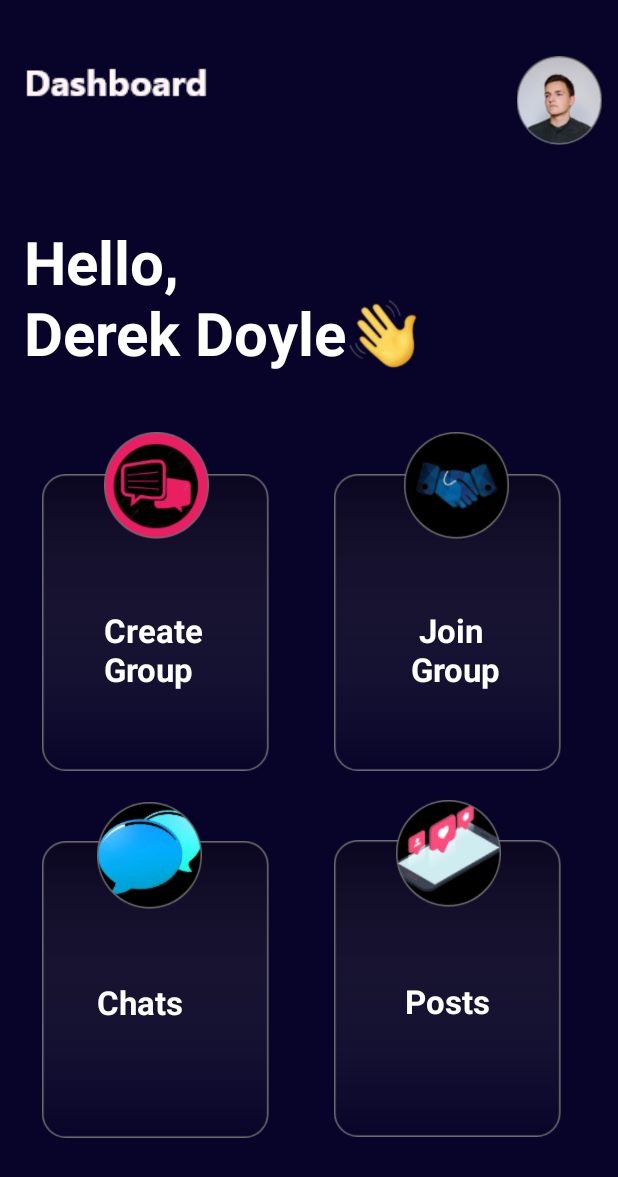
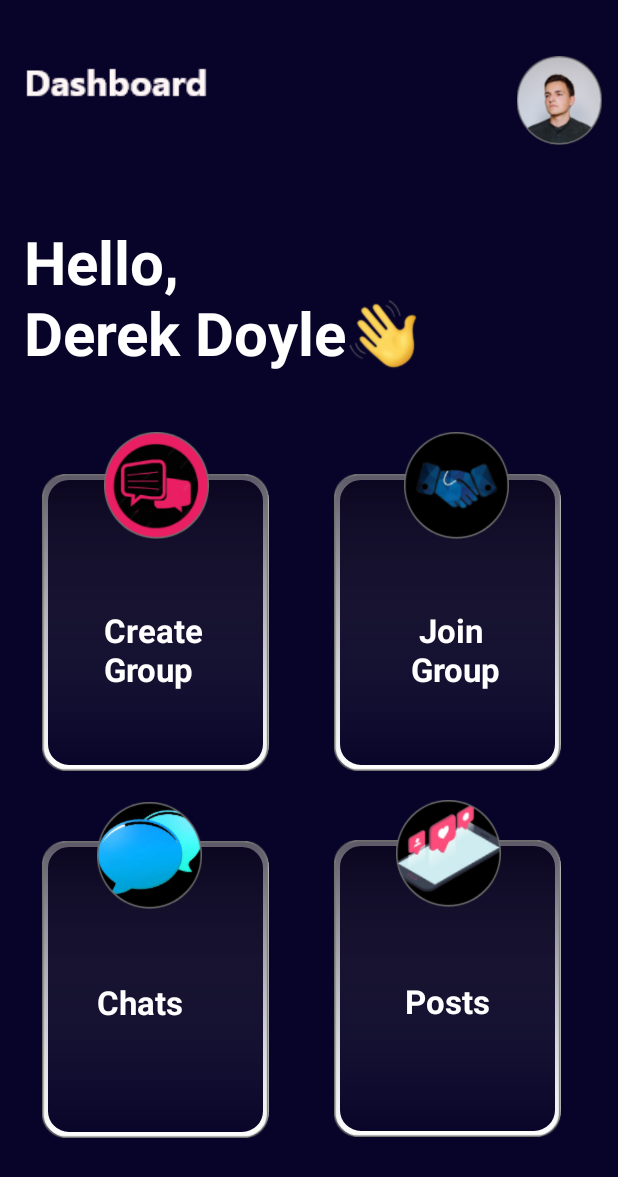
Before and after one commit to sauravkumar-2002/combo-x, an Android app: the dashboardg screen opened directly, with no data from a screen before it, on a phone screen of 412 x 824 dp. Shown: the top 1177 px of the screen. Run offline under Robolectric (Android 15) with nearby library versions, the phone set to English and light mode, and no system bars.

Commit message:
final dash

```diff
--- /dev/null
+++ b/app/src/main/res/drawable-v21/ripple.xml
@@ -0,0 +1,22 @@
+<?xml version="1.0" encoding="utf-8"?>
+<ripple xmlns:android="http://schemas.android.com/apk/res/android"
+    android:color="#DD1818">
+
+    <item>
+
+        <shape android:shape="rectangle">
+          <stroke
+              android:width="4dp"
+              android:color="@color/white"/>
+            <gradient android:color="@color/black"/>
+            <corners android:radius="16dp"/>
+
+
+        </shape>
+
+
+
+    </item>
+
+
+</ripple>
--- /dev/null
+++ b/app/src/main/res/drawable/ripple.xml
@@ -0,0 +1,6 @@
+<?xml version="1.0" encoding="utf-8"?>
+<ripple xmlns:android="http://schemas.android.com/apk/res/android"
+    android:color="@color/white">
+
+
+</ripple>
--- a/app/src/main/res/layout/activity_dashboardg.xml
+++ b/app/src/main/res/layout/activity_dashboardg.xml
@@ -30,7 +30,8 @@
         app:layout_constraintStart_toEndOf="@+id/imageView"
         app:layout_constraintTop_toTopOf="parent"
         app:layout_constraintVertical_bias="0.049"
-        app:srcCompat="@drawable/userimage" />
+        app:srcCompat="@drawable/userimage"
+        />
 
     <TextView
         android:id="@+id/textView3"
@@ -46,6 +47,8 @@
         app:layout_constraintStart_toStartOf="parent"
         app:layout_constraintTop_toTopOf="parent"
         app:layout_constraintVertical_bias="0.204" />
+
+
 
     <ImageView
         android:id="@+id/imageView3"
@@ -69,7 +72,9 @@
         app:layout_constraintStart_toStartOf="parent"
         app:layout_constraintTop_toBottomOf="@+id/textView3"
         app:layout_constraintVertical_bias="0.179"
-        app:srcCompat="@drawable/cards" />
+        app:srcCompat="@drawable/cards"
+        android:onClick="createroom"
+        android:background="@drawable/ripple"/>
 
 
     <ImageView
@@ -83,7 +88,8 @@
         app:layout_constraintTop_toBottomOf="@+id/textView3"
         app:layout_constraintVertical_bias="0.827"
         app:srcCompat="@drawable/cards"
-        android:onClick="startchat"/>
+        android:onClick="startchat"
+        android:background="@drawable/ripple"/>
 
     <ImageView
         android:id="@+id/imageView5"
@@ -95,7 +101,11 @@
         app:layout_constraintStart_toStartOf="parent"
         app:layout_constraintTop_toBottomOf="@+id/textView3"
         app:layout_constraintVertical_bias="0.179"
-        app:srcCompat="@drawable/cards" />
+        app:srcCompat="@drawable/cards"
+        android:background="@drawable/ripple"
+        android:onClick="joinroom"
+
+       />
 
     <ImageView
         android:id="@+id/imageView6"
@@ -107,7 +117,10 @@
         app:layout_constraintStart_toStartOf="parent"
         app:layout_constraintTop_toBottomOf="@+id/textView3"
         app:layout_constraintVertical_bias="0.825"
-        app:srcCompat="@drawable/cards" />
+        app:srcCompat="@drawable/cards"
+        android:onClick="posts"
+        android:background="@drawable/ripple"/>
+
 
     <ImageView
         android:id="@+id/imageView9"
@@ -216,4 +229,6 @@
         app:layout_constraintStart_toStartOf="parent"
         app:layout_constraintTop_toBottomOf="@+id/imageView12"
         app:layout_constraintVertical_bias="0.25" />
+
+
 </androidx.constraintlayout.widget.ConstraintLayout>
```
Also changed, not shown: app/src/main/java/com/example/upsczindabaad/dashboardg.java (+5 -2 lines), app/src/main/res/color/gradient.xml (added, +11 -0 lines), app/src/main/res/drawable/gradient.xml (added, +17 -0 lines).
